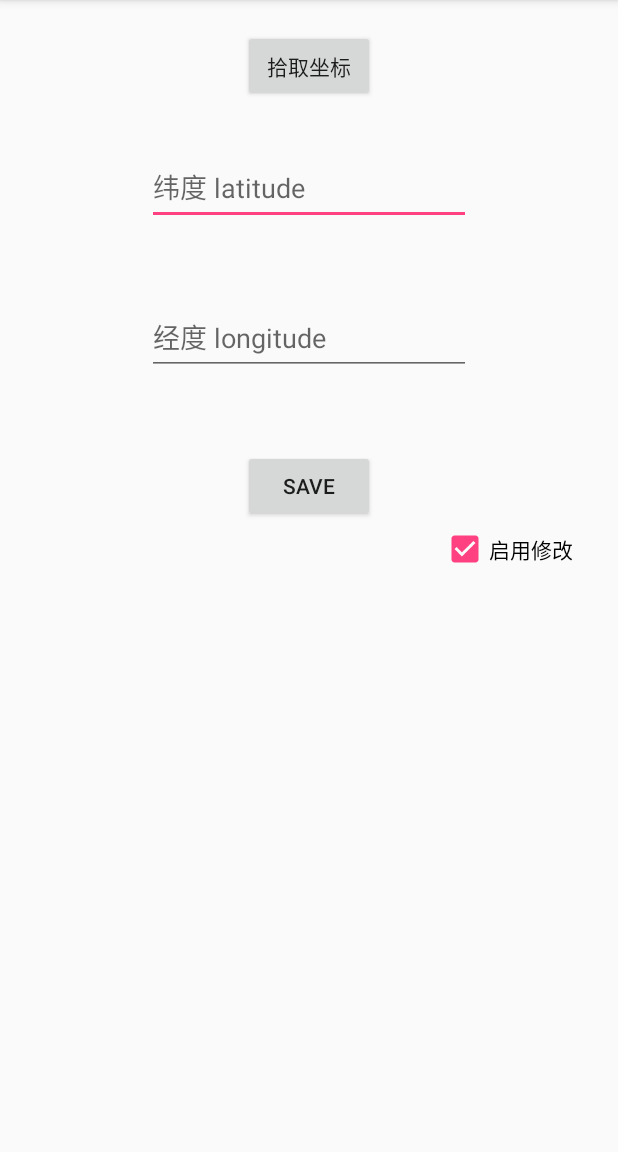
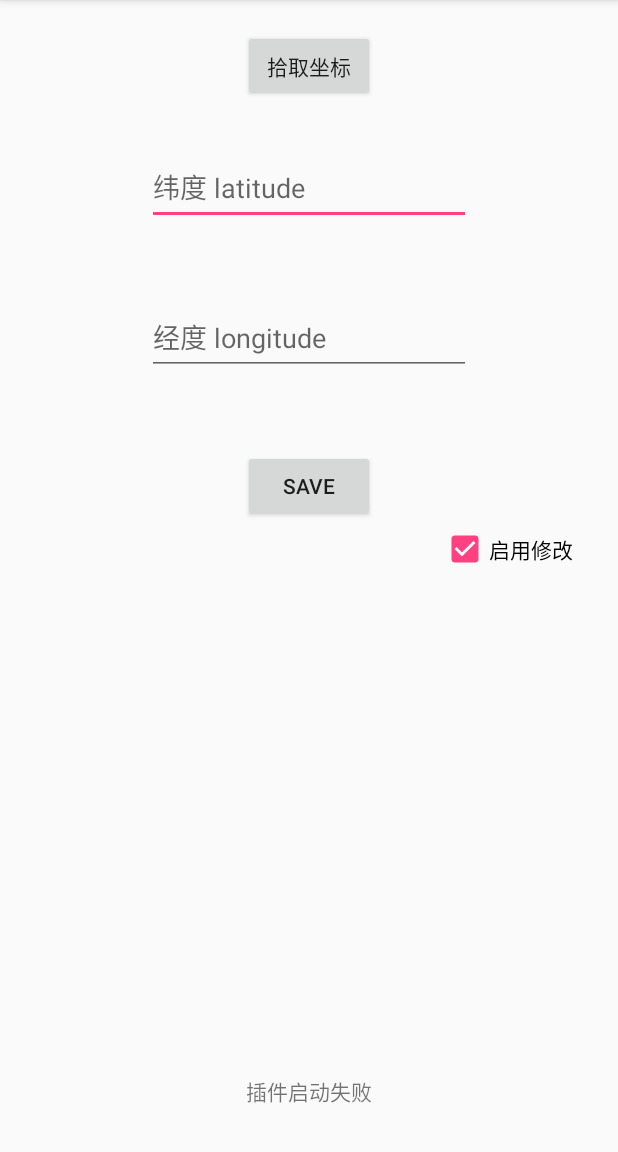
Before and after one commit to gallonyin/weworkhook, an Android app: the screen it shows after launch (MainActivity), on a phone screen of 412 x 824 dp, the part 84-1236 px from its top. Run offline under Robolectric (Android 15) with nearby library versions, the phone set to English and light mode, and no system bars.

Commit message:
更新插件启动状态

```diff
--- a/app/src/main/java/org/gallonyin/weworkhk/MainActivity.java
+++ b/app/src/main/java/org/gallonyin/weworkhk/MainActivity.java
@@ -14,6 +14,7 @@ import android.view.View;
 import android.widget.CheckBox;
 import android.widget.CompoundButton;
 import android.widget.EditText;
+import android.widget.TextView;
 import android.widget.Toast;
 
 /**
@@ -79,6 +80,11 @@ public class MainActivity extends AppCompatActivity {
                         .apply();
             }
         });
+        TextView tv_confirm = findViewById(R.id.tv_confirm);
+        if (confirm()) {
+            tv_confirm.setText("插件已正常启动");
+        } else {
+        }
 
         startService(new Intent(this, LongRunningService.class));
     }
@@ -105,4 +111,8 @@ public class MainActivity extends AppCompatActivity {
             return super.onStartCommand(intent, flags, startId);
         }
     }
+
+    private boolean confirm() {
+        return false;
+    }
 }
--- a/app/src/main/res/layout/activity_main.xml
+++ b/app/src/main/res/layout/activity_main.xml
@@ -49,4 +49,13 @@
         android:checked="true"
         android:text="启用修改" />
 
+    <TextView
+        android:id="@+id/tv_confirm"
+        android:layout_width="wrap_content"
+        android:layout_height="wrap_content"
+        android:layout_centerHorizontal="true"
+        android:layout_alignParentBottom="true"
+        android:layout_marginBottom="30dp"
+        android:text="插件启动失败" />
+
 </RelativeLayout>
```
Also changed, not shown: app/src/main/java/org/gallonyin/weworkhk/Main.java (+11 -0 lines), 1 other file.
